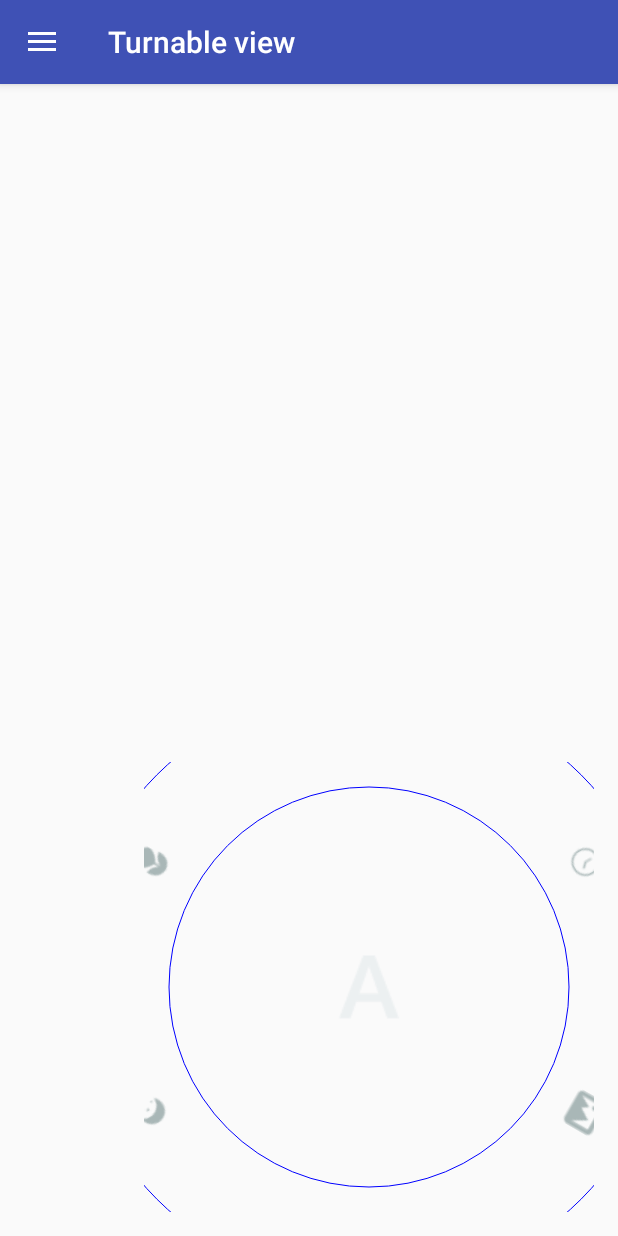
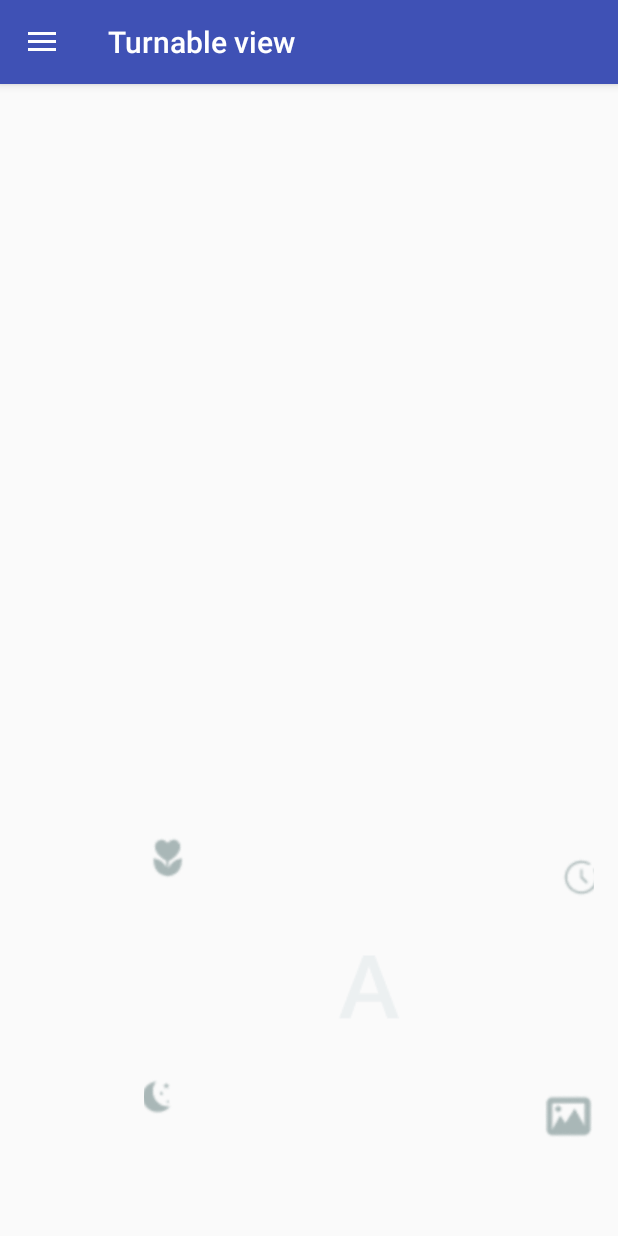
Before and after one commit to holenstudio/AwesomeView, an Android app: the screen it shows after launch (MainActivity), after a tap on "TurnableView", on a phone screen of 412 x 824 dp. Run offline under Robolectric (Android 15) with nearby library versions, the phone set to English and light mode, and no system bars; 1 other tap on this screen came first.

Commit message:
fix some bugs

```diff
--- a/app/src/main/java/com/holenstudio/awesomeview/view/TurntableView.java
+++ b/app/src/main/java/com/holenstudio/awesomeview/view/TurntableView.java
@@ -48,6 +48,11 @@ public class TurntableView extends View {
     private OnClickListener mClickListener;
     private long mLastTime;
     private long mCurrentTime;
+    private int mCurrentRotatedDegree;
+    /**
+     * 在圆上(不是园中)选中的图标缩放的比值
+     */
+    private float mSelectedIconZoomRate;
 
     public TurntableView(Context context) {
         this(context, null);
@@ -66,6 +71,7 @@ public class TurntableView extends View {
         mInnerRadius = ta.getFloat(R.styleable.AwesomeView_innerRadius, 100);
         mArrowPosition = ta.getInt(R.styleable.AwesomeView_arrowPosition, 180);
         mArrowSrc = ta.getResourceId(R.styleable.AwesomeView_arrowSrc, R.drawable.arrow_to_up);
+        mSelectedIconZoomRate = ta.getFloat(R.styleable.AwesomeView_selectedIconZoomRate, 1.2f);
         init();
     }
 
@@ -100,8 +106,8 @@ public class TurntableView extends View {
     protected void onDraw(Canvas canvas) {
         mCenterX = getWidth() / 2;
         mCenterY = getHeight() / 2;
-        canvas.drawCircle(mCenterX, mCenterY, mOuterRadius, mPaint);
-        canvas.drawCircle(mCenterX, mCenterY, mInnerRadius, mPaint);
+//        canvas.drawCircle(mCenterX, mCenterY, mOuterRadius, mPaint);
+//        canvas.drawCircle(mCenterX, mCenterY, mInnerRadius, mPaint);
         drawArrow(canvas);
         updateCanvas(canvas);
 
@@ -175,8 +181,12 @@ public class TurntableView extends View {
             double offsetDegree = Math.acos(iconLength / iconRadius);
             for (int i = 0; i < length; i++) {
                 Bitmap icon = BitmapFactory.decodeResource(getResources(), mIconArray[i]);
+                icon = ImageUtil.rotatingImageView((int) (360 - rotateDegree + 360.0f / length * i), icon);
                 iconLeft = mCenterX + iconRadius * Math.sin(0 - offsetDegree);
                 iconTop = mCenterY - iconRadius * Math.cos(0 - offsetDegree);
+
+                    icon = Bitmap.createScaledBitmap(icon, (int) (icon.getWidth() * (mSelectedIconZoomRate)), (int) (icon.getHeight() * (mSelectedIconZoomRate)), true);
+
                 canvas.drawBitmap(icon, (float) iconLeft, (float) iconTop, mPaint);
                 canvas.rotate(360.0f / length * (length - 1), mCenterX, mCenterY);
             }
@@ -223,8 +233,8 @@ public class TurntableView extends View {
                 rotateDegree += Math.toDegrees(Math.asin(arcSinDegree));
                 rotateDegree %= 360;
                 Log.d(TAG, "rotateDegree = " + rotateDegree);
-                Log.d(TAG, "asdafa mLastX = " + mLastX + "mLastY = " + mLastY);
-                Log.d(TAG, "asdafa currentX = " + currentX + "currentY = " + currentY);
+                Log.d(TAG, "mLastX = " + mLastX + "mLastY = " + mLastY);
+                Log.d(TAG, "currentX = " + currentX + "currentY = " + currentY);
                 //将选择的icon放大
                 mLastX = event.getX();
                 mLastY = event.getY();
--- a/app/src/main/res/values/attrs.xml
+++ b/app/src/main/res/values/attrs.xml
@@ -6,6 +6,7 @@
         <attr name="innerRadius" format="float"/>
         <attr name="arrowSrc" format="reference"/>
         <attr name="arrowPosition" format="integer"/>
+        <attr name="selectedIconZoomRate" format="float"/>
     </declare-styleable>
 
 </resources>
```
